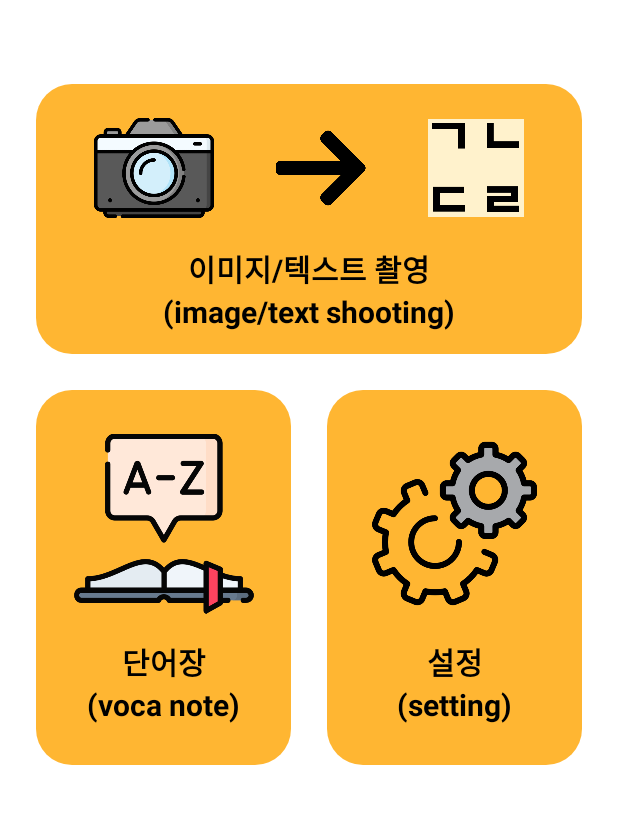
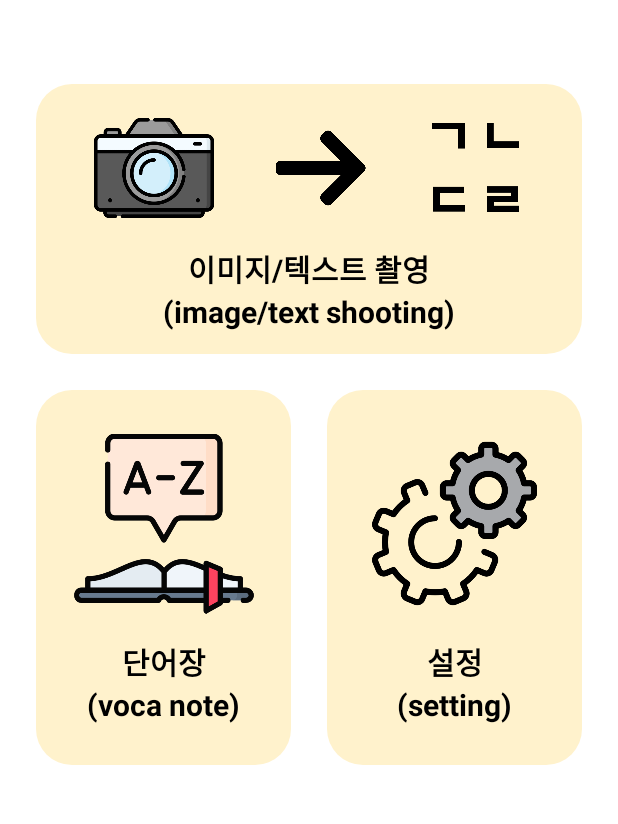
Before and after one commit to EunhaKyeong/GANADA, an Android app: the MainActivity screen opened directly, with no data from a screen before it, on a phone screen of 412 x 824 dp, the part 185-1009 px from its top. Run offline under Robolectric (Android 15) with nearby library versions, the phone set to English and light mode, and no system bars.

Commit message:
Design: 변경: color 이름이 yellow -> light_yellow로 변경

```diff
--- a/app/src/main/res/drawable/main_activity_view.xml
+++ b/app/src/main/res/drawable/main_activity_view.xml
@@ -2,7 +2,7 @@
 <shape xmlns:android="http://schemas.android.com/apk/res/android"
     android:shape="rectangle">
 
-    <solid android:color="@color/yellow" />
+    <solid android:color="@color/light_yellow" />
 
     <corners android:radius="24dp" />
 
```
